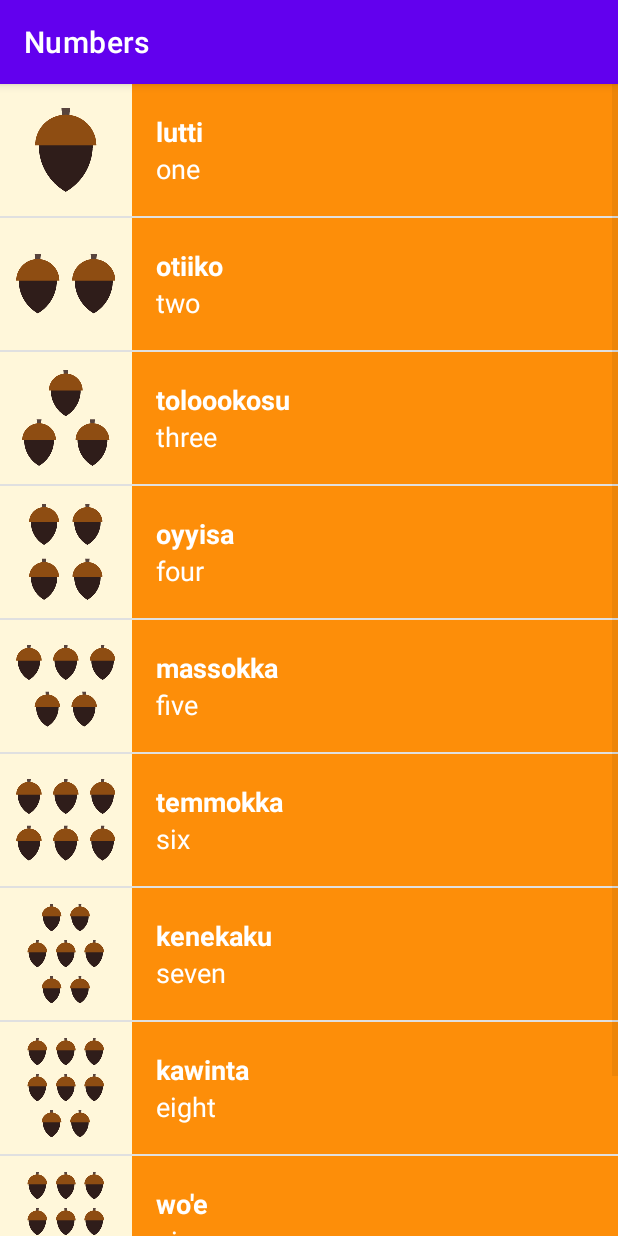
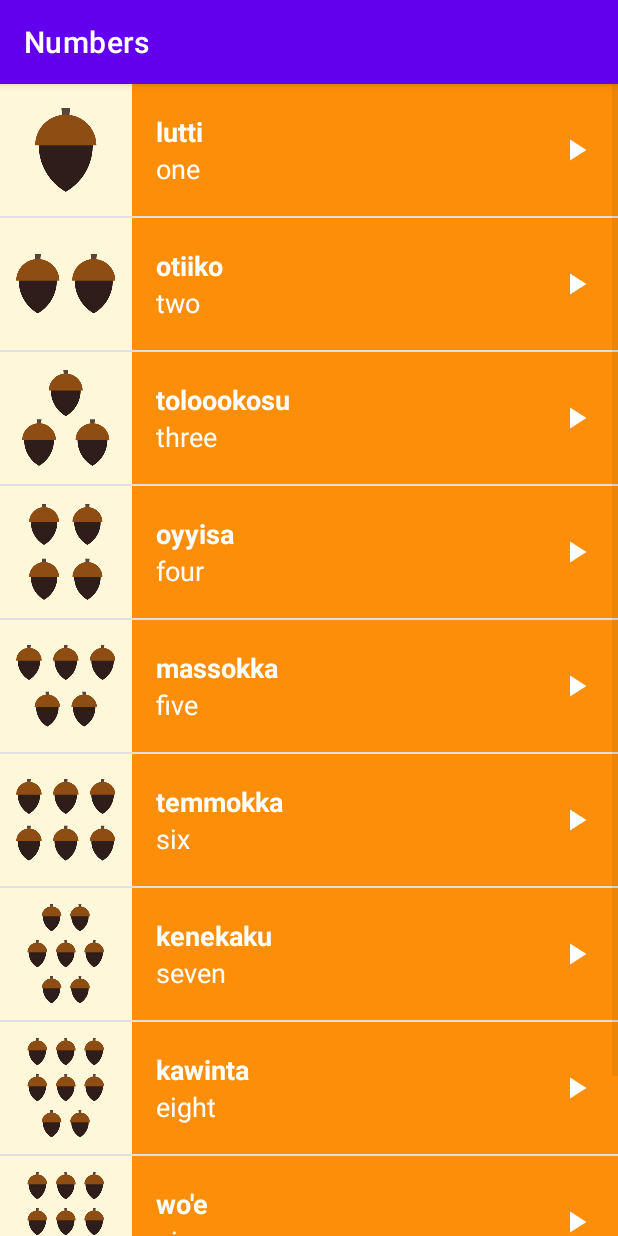
Before and after one commit to Kanika30vats/Android_Java_Miwok_App, an Android app: the NumbersActivity screen opened directly, with no data from a screen before it, on a phone screen of 412 x 824 dp. Run offline under Robolectric (Android 15) with nearby library versions, the phone set to English and light mode, and no system bars.

Commit message:
Add Audio Icon to List Item Layout

```diff
--- a/app/src/main/res/layout/list_item.xml
+++ b/app/src/main/res/layout/list_item.xml
@@ -1,5 +1,5 @@
 <?xml version="1.0" encoding="utf-8"?>
-<LinearLayout xmlns:android="http://schemas.android.com/apk/res/android"
+<RelativeLayout xmlns:android="http://schemas.android.com/apk/res/android"
     xmlns:tools="http://schemas.android.com/tools"
     android:layout_width="match_parent"
     android:layout_height="match_parent"
@@ -11,14 +11,18 @@
         android:id="@+id/image"
         android:layout_width="@dimen/list_item_height"
         android:layout_height="@dimen/list_item_height" />
-        <!-- android:src="@mipmap/ic_launcher"  -->
+    <!-- android:src="@mipmap/ic_launcher"  -->
 
     <LinearLayout
         android:id="@+id/text_container"
         android:layout_width="match_parent"
-        android:layout_height="match_parent"
+        android:layout_height="@dimen/list_item_height"
         android:orientation="vertical"
-        android:paddingLeft="16dp" >
+        android:paddingLeft="16dp"
+        android:layout_alignParentBottom="true"
+        android:layout_alignParentRight="true"
+        android:layout_alignParentTop="true"
+        android:layout_toRightOf="@id/image">
         <!-- android:background="@color/category_numbers" -->
 
         <TextView
@@ -30,7 +34,7 @@
             tools:text="lutti"
             android:textAppearance="?android:textAppearanceMedium"
             android:textColor="@android:color/white"
-            android:textStyle="bold"/>
+            android:textStyle="bold" />
         <!--
         tools:text is used by tools namespace
         It works as a placeholder text to help developers make sure that text looks alright when testing in android studio
@@ -47,8 +51,16 @@
             android:gravity="top"
             tools:text="one"
             android:textAppearance="?android:textAppearanceMedium"
-            android:textColor="@android:color/white"/>
+            android:textColor="@android:color/white" />
 
     </LinearLayout>
 
-</LinearLayout>
+    <ImageView
+        android:layout_width="24dp"
+        android:layout_height="24dp"
+        android:layout_alignParentRight="true"
+        android:layout_centerVertical="true"
+        android:layout_marginRight="16dp"
+        android:src="@drawable/baseline_play_arrow_white_24" />
+
+</RelativeLayout>
```
Also changed, not shown: app/src/main/res/drawable/baseline_play_arrow_24.xml (added, +10 -0 lines), app/src/main/res/drawable-hdpi/baseline_play_arrow_white_24.png (added), app/src/main/res/drawable-mdpi/baseline_play_arrow_white_24.png (added), app/src/main/res/drawable-xhdpi/baseline_play_arrow_white_24.png (added), app/src/main/res/drawable-xxhdpi/baseline_play_arrow_white_24.png (added), app/src/main/res/drawable-xxxhdpi/baseline_play_arrow_white_24.png (added).
